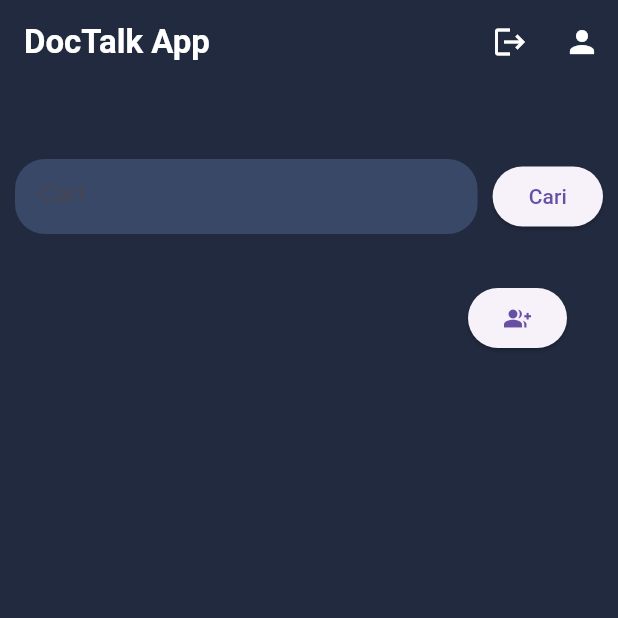
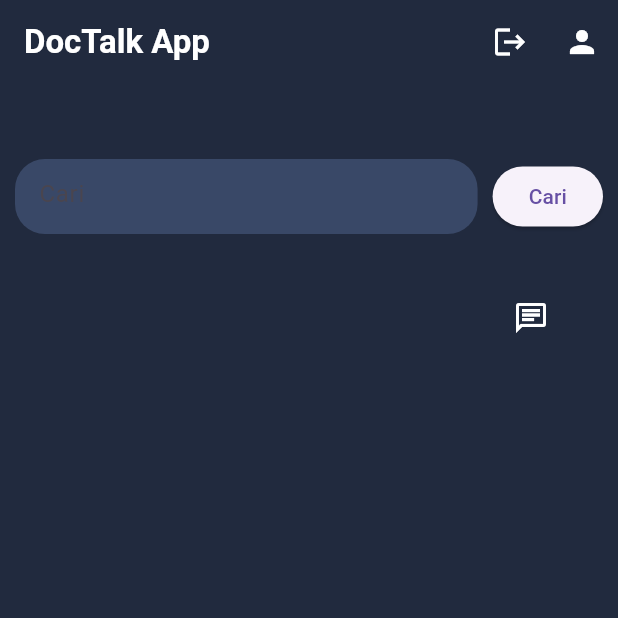
Before and after one commit to NoobCoderAk/018_DocTalkApp, a Flutter app: the HomePage screen opened directly, after a tap on "Cari", on a phone screen of 412 x 824 dp, the top half of it. Run offline on Flutter 3.47's test engine with Material 2 defaults, Android fonts, the phone set to English and light mode, and no system bars; our stand-ins replace cloud_firestore, firebase_auth, firebase_core, google_sign_in, hexcolor; accounts and stored records are empty.

Commit message:
fix ui decoration home page

```diff
--- a/lib/view/home_page.dart
+++ b/lib/view/home_page.dart
@@ -140,7 +140,7 @@ class _HomePageState extends State<HomePage> {
                           userData['email'] ?? '',
                           style: TextStyle(color: Colors.white),
                         ),
-                        trailing: ElevatedButton(
+                        trailing: IconButton(
                           onPressed: () {
                             Navigator.of(context).push(
                               MaterialPageRoute(
@@ -148,7 +148,8 @@ class _HomePageState extends State<HomePage> {
                               ),
                             );
                           },
-                          child: const Icon(Icons.group_add_sharp),
+                          icon: const Icon(Icons.chat_outlined),
+                          color: HexColor("#ffffff"),
                         ),
                       );
                     },
```
